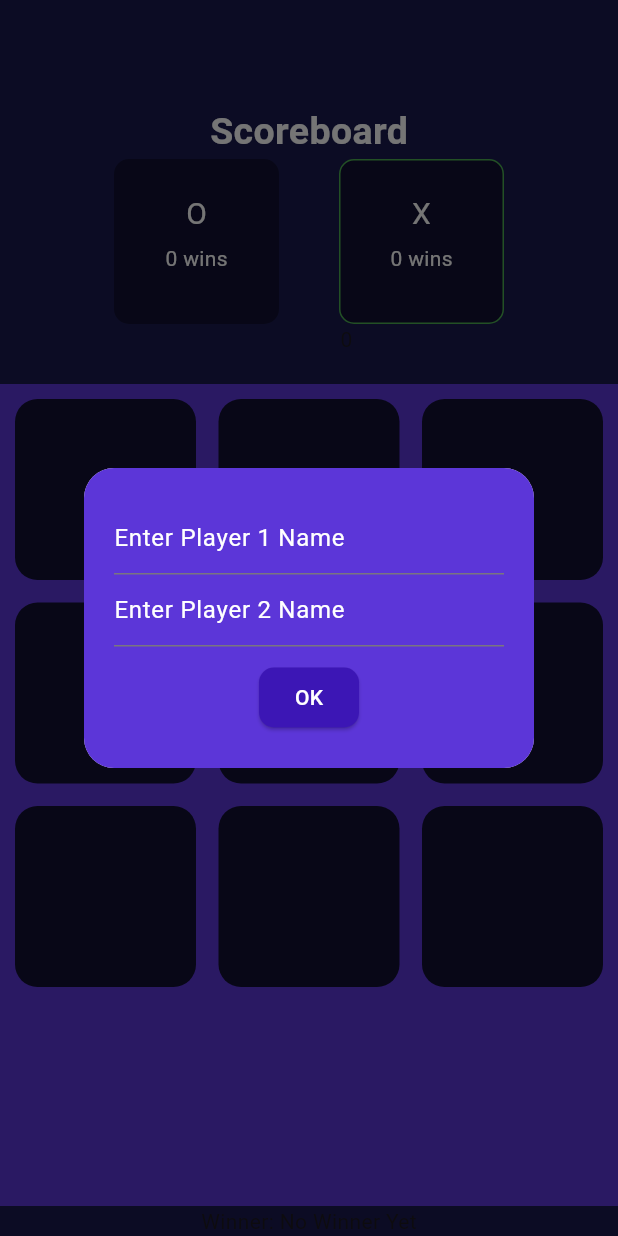
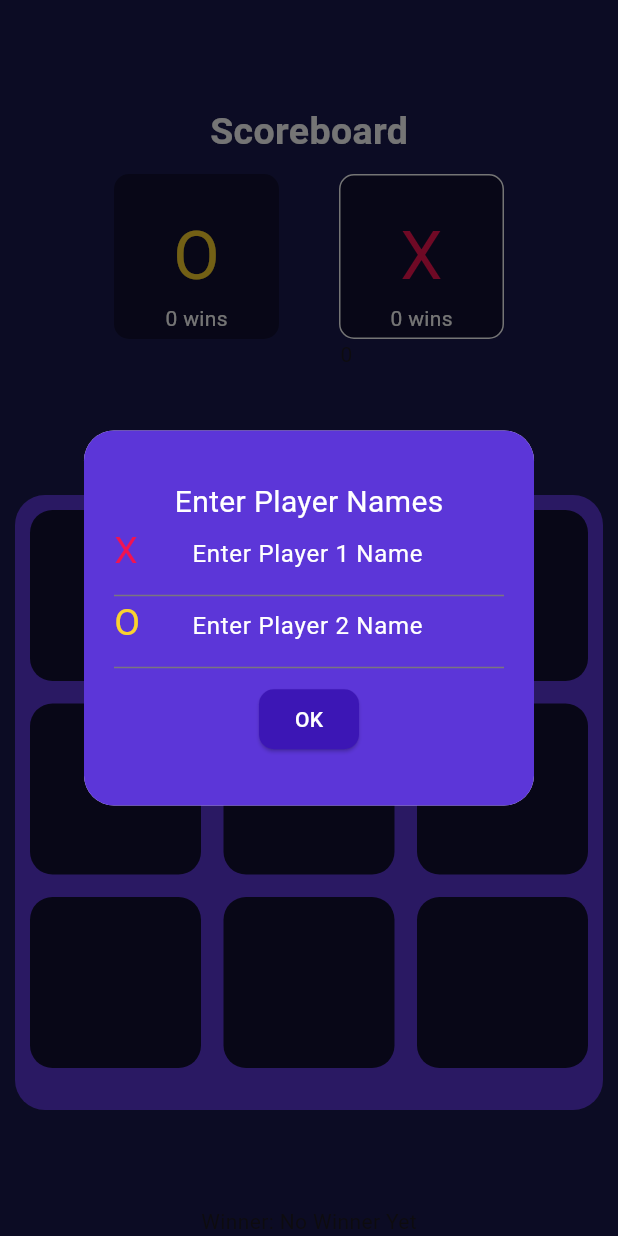
Before and after one commit to 3SyedShayan/Tic-Tac-Toe, a Flutter app: the screen it shows after launch, on a phone screen of 412 x 824 dp. Run offline on Flutter 3.47's test engine with Material 3 defaults, Android fonts, the phone set to English and light mode, and no system bars; our stand-ins replace flutter_riverpod, google_fonts.

Commit message:
UI Improved

```diff
--- a/lib/screens/home.dart
+++ b/lib/screens/home.dart
@@ -40,9 +40,20 @@ class _HomeScreenState extends ConsumerState<HomeScreen> {
           Scoreboard(),
           SizedBox(height: 20),
           Expanded(
-            child: Container(
-              color: Color.fromRGBO(92, 54, 216, 1),
-              child: Padding(padding: EdgeInsets.all(10), child: Grid()),
+            child: Center(
+              child: Padding(
+                padding: const EdgeInsets.all(10.0),
+                child: Container(
+                  width: 450, // Adjust as needed
+                  height: 410,
+                  decoration: BoxDecoration(
+                    borderRadius: BorderRadius.circular(20),
+                    color: Color.fromRGBO(92, 54, 216, 1),
+                  ),
+                  padding: EdgeInsets.all(10),
+                  child: Grid(),
+                ),
+              ),
             ),
           ),
           Text("Winner: ${ref.watch(winnerProvider).winner}"),
--- a/lib/widgets/grid.dart
+++ b/lib/widgets/grid.dart
@@ -1,5 +1,6 @@
 import 'package:flutter/material.dart';
 import 'package:flutter_riverpod/flutter_riverpod.dart';
+import 'package:google_fonts/google_fonts.dart';
 import 'package:tic_tac_toe/riverpod/players_name.dart';
 import 'package:tic_tac_toe/riverpod/restart_game.dart';
 import 'package:tic_tac_toe/riverpod/winner.dart';
@@ -114,7 +115,6 @@ class _GridState extends ConsumerState<Grid> {
     bool _playerX = ref.read(playerXTurn);
     if (_playerX && grid[index] == '') {
       setState(() {
-        Uri.http('console.firebase.google.com');
         grid[index] = 'X';
       });
     } else if (!_playerX && grid[index] == '') {
@@ -157,6 +157,7 @@ class _GridState extends ConsumerState<Grid> {
               displayXO(index, context);
             },
             child: Container(
+
               decoration: BoxDecoration(
                 borderRadius: BorderRadius.circular(15),
 
@@ -167,7 +168,16 @@ class _GridState extends ConsumerState<Grid> {
               ),
               padding: EdgeInsets.all(10),
               child: Center(
-                child: Text(grid[index], style: TextStyle(fontSize: 30)),
+                child: Text(
+                  grid[index],
+                  style: GoogleFonts.cherryBombOne(
+                    fontSize: 70,
+                    color:
+                        grid[index] == 'X'
+                            ? Color.fromRGBO(241, 19, 81, 1)
+                            : Color.fromRGBO(251, 210, 46, 1),
+                  ),
+                ),
               ),
             ),
           ),
--- a/lib/widgets/name_dialog.dart
+++ b/lib/widgets/name_dialog.dart
@@ -1,6 +1,7 @@
 import 'package:flutter/material.dart';
 import 'package:flutter/src/widgets/framework.dart';
 import 'package:flutter_riverpod/flutter_riverpod.dart';
+import 'package:google_fonts/google_fonts.dart';
 import 'package:tic_tac_toe/riverpod/players_name.dart';
 
 class NameDialog extends ConsumerWidget {
@@ -14,7 +15,7 @@ class NameDialog extends ConsumerWidget {
       shape: RoundedRectangleBorder(borderRadius: BorderRadius.circular(20)),
       child: Container(
         padding: EdgeInsets.all(20),
-        height: 200,
+        height: 250,
         width: 300,
         decoration: BoxDecoration(
           color: Color.fromRGBO(92, 54, 216, 1),
@@ -23,12 +24,22 @@ class NameDialog extends ConsumerWidget {
         child: Column(
           mainAxisAlignment: MainAxisAlignment.center,
           children: [
+            Text(
+              "Enter Player Names",
+              style: TextStyle(color: Colors.white, fontSize: 20),
+            ),
             TextField(
               style: TextStyle(color: Colors.white),
               controller: player1Controller,
               cursorColor: Colors.green,
-
               decoration: InputDecoration(
+                prefixIcon: Text(
+                  "X",
+                  style: GoogleFonts.cherryBombOne(
+                    color: Color.fromRGBO(241, 19, 81, 1),
+                    fontSize: 25,
+                  ),
+                ),
                 hintText: "Enter Player 1 Name",
                 hintStyle: TextStyle(color: Colors.white),
                 focusedBorder: UnderlineInputBorder(
@@ -37,8 +48,24 @@ class NameDialog extends ConsumerWidget {
               ),
             ),
             TextField(
+              style: TextStyle(color: Colors.white),
               controller: player2Controller,
+
               decoration: InputDecoration(
+                prefixIcon: Text(
+                  "O",
+                  style: GoogleFonts.cherryBombOne(
+                    color: Color.fromRGBO(251, 210, 46, 1),
+                    fontSize: 25,
+                  ),
+                ),
+                // prefix: Text(
+                //   "O",
+                //   style: GoogleFonts.cherryBombOne(
+                //     color: Color.fromRGBO(251, 210, 46, 1),
+                //     fontSize: 20,
+                //   ),
+                // ),
                 hintText: "Enter Player 2 Name",
                 hintStyle: TextStyle(color: Colors.white),
                 focusedBorder: UnderlineInputBorder(
--- a/lib/widgets/scoreboard.dart
+++ b/lib/widgets/scoreboard.dart
@@ -1,5 +1,6 @@
 import 'package:flutter/material.dart';
 import 'package:flutter_riverpod/flutter_riverpod.dart';
+import 'package:google_fonts/google_fonts.dart';
 import 'package:tic_tac_toe/riverpod/players_name.dart';
 import 'package:tic_tac_toe/riverpod/winner.dart';
 
@@ -18,6 +19,7 @@ class Scoreboard extends ConsumerWidget {
             color: Colors.white,
           ),
         ),
+        SizedBox(height: 10),
         Row(
           mainAxisAlignment: MainAxisAlignment.center,
 
@@ -32,7 +34,7 @@ class Scoreboard extends ConsumerWidget {
                   color:
                       ref.watch(playerXTurn)
                           ? Colors.transparent
-                          : Colors.green,
+                          : Colors.white,
                 ),
               ),
               child: Center(
@@ -44,13 +46,12 @@ class Scoreboard extends ConsumerWidget {
                     ),
                     Text(
                       "O",
-                      style: TextStyle(
-                        fontSize: 20,
-                        fontWeight: FontWeight.w400,
-                        color: Colors.white,
+                      style: GoogleFonts.cherryBombOne(
+                        fontSize: 45,
+                        color: Color.fromRGBO(251, 210, 46, 1),
                       ),
                     ),
-                    SizedBox(height: 5),
+                    // SizedBox(height: 5),
                     Text(
                       "${ref.watch(winnerProvider).oWins.toString()} wins",
                       style: TextStyle(color: Colors.white),
@@ -69,7 +70,7 @@ class Scoreboard extends ConsumerWidget {
                 border: Border.all(
                   color:
                       ref.watch(playerXTurn)
-                          ? Colors.green
+                          ? Colors.white
                           : Colors.transparent,
                 ),
               ),
@@ -82,13 +83,12 @@ class Scoreboard extends ConsumerWidget {
                     ),
                     Text(
                       "X",
-                      style: TextStyle(
-                        fontSize: 20,
-                        fontWeight: FontWeight.w400,
-                        color: Colors.white,
+                      style: GoogleFonts.cherryBombOne(
+                        fontSize: 45,
+                        color: Color.fromRGBO(241, 19, 81, 1),
                       ),
                     ),
-                    SizedBox(height: 5),
+                    // SizedBox(height: 5),
                     Text(
                       "${ref.watch(winnerProvider).xWins.toString()} wins",
                       style: TextStyle(color: Colors.white),
```
